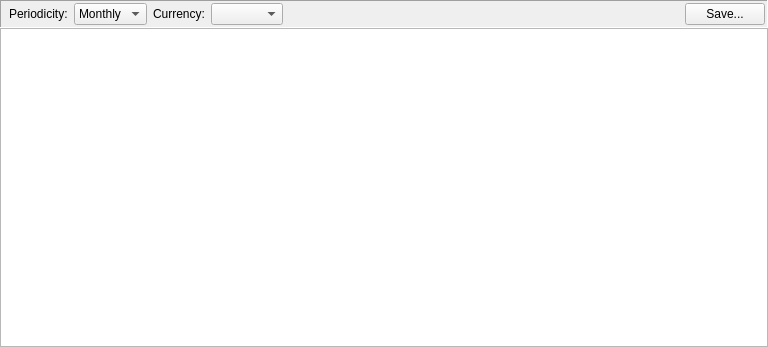
Above: jal/ui/reports/income_spending_report.ui from titov-vv/jal before the change. Below: the same form after it.
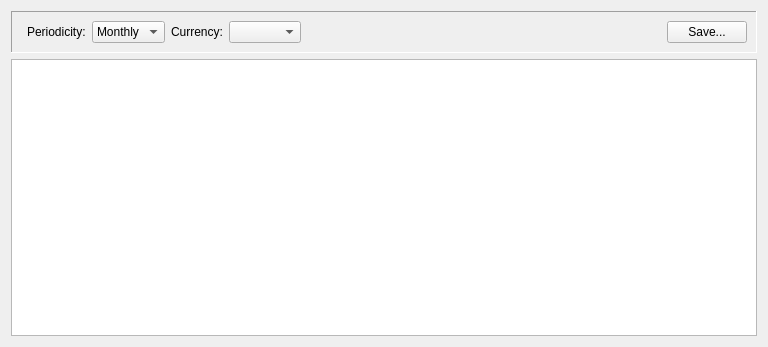
That is the form after the change. Custom widgets are drawn as their Qt base class.

Commit message: Restore of native Qt spacing layout spacing for better compatibility. Tab order and label buddies we set for forms.

```diff
--- a/jal/ui/reports/income_spending_report.ui
+++ b/jal/ui/reports/income_spending_report.ui
@@ -14,21 +14,6 @@
    <string>Income &amp; spending</string>
   </property>
   <layout class="QVBoxLayout" name="verticalLayout">
-   <property name="spacing">
-    <number>0</number>
-   </property>
-   <property name="leftMargin">
-    <number>0</number>
-   </property>
-   <property name="topMargin">
-    <number>0</number>
-   </property>
-   <property name="rightMargin">
-    <number>0</number>
-   </property>
-   <property name="bottomMargin">
-    <number>0</number>
-   </property>
    <item>
     <widget class="QFrame" name="ReportParamsFrame">
      <property name="frameShape">
@@ -38,21 +23,6 @@
       <enum>QFrame::Shadow::Sunken</enum>
      </property>
      <layout class="QHBoxLayout" name="horizontalLayout">
-      <property name="spacing">
-       <number>6</number>
-      </property>
-      <property name="leftMargin">
-       <number>2</number>
-      </property>
-      <property name="topMargin">
-       <number>2</number>
-      </property>
-      <property name="rightMargin">
-       <number>2</number>
-      </property>
-      <property name="bottomMargin">
-       <number>2</number>
-      </property>
       <item>
        <widget class="DateRangeSelector" name="ReportRange">
         <property name="ItemsList" stdset="0">
@@ -60,6 +30,22 @@
         </property>
        </widget>
       </item>
+      <item>
+       <spacer name="periodGroupSpacer">
+        <property name="orientation">
+         <enum>Qt::Orientation::Horizontal</enum>
+        </property>
+        <property name="sizeType">
+         <enum>QSizePolicy::Fixed</enum>
+        </property>
+        <property name="sizeHint" stdset="0">
+         <size>
+          <width>0</width>
+          <height>20</height>
+         </size>
+        </property>
+       </spacer>
+      </item>
       <item>
        <widget class="QLabel" name="PeriodLbl">
         <property name="text">
@@ -81,6 +67,22 @@
         </item>
        </widget>
       </item>
+      <item>
+       <spacer name="currencyGroupSpacer">
+        <property name="orientation">
+         <enum>Qt::Orientation::Horizontal</enum>
+        </property>
+        <property name="sizeType">
+         <enum>QSizePolicy::Fixed</enum>
+        </property>
+        <property name="sizeHint" stdset="0">
+         <size>
+          <width>0</width>
+          <height>20</height>
+         </size>
+        </property>
+       </spacer>
+      </item>
       <item>
        <widget class="QLabel" name="CurrencyLbl">
         <property name="text">
```
Left out of the diff: 13 changed lines with no effect on the pictures. The commit also changes 82 other files.
